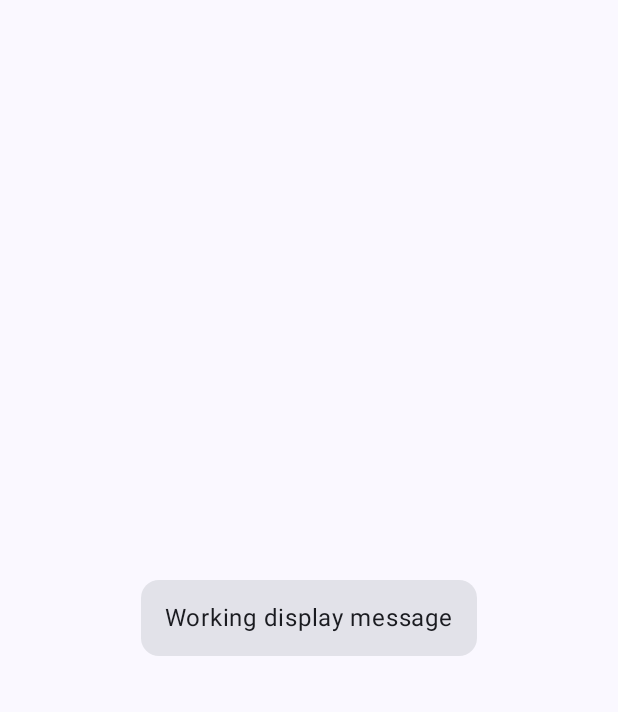
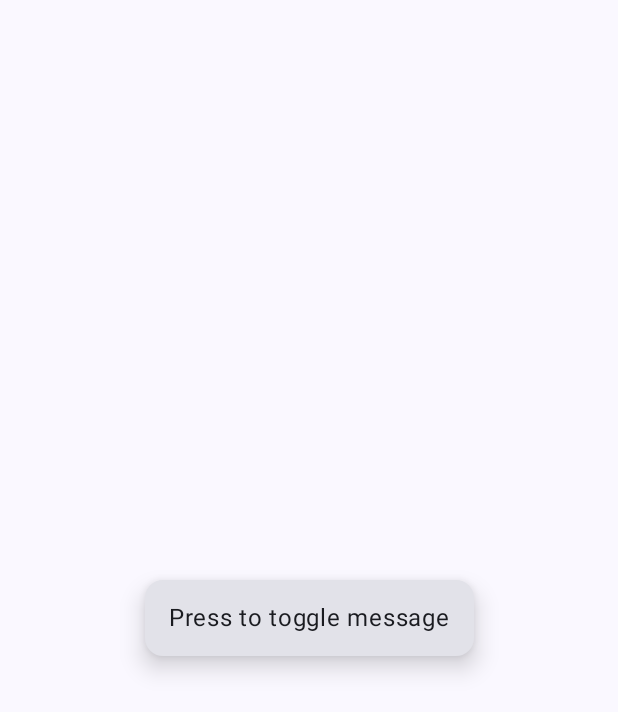
Before and after one commit to Alam646/501-Indiv-Assignment-2-Q2, an Android app built with Jetpack Compose: the screen it shows after launch (MainActivity), on a phone screen of 412 x 824 dp. Shown: the top 712 px of the screen. Run offline under Robolectric (Android 15) with nearby library versions, the phone set to English and light mode, and no system bars.

Commit message:
added implementation fo toggle message, finishing implementation of the toggle card function

```diff
--- a/app/src/main/java/com/example/indivassignment2q2/MainActivity.kt
+++ b/app/src/main/java/com/example/indivassignment2q2/MainActivity.kt
@@ -4,23 +4,26 @@ import android.os.Bundle
 import androidx.activity.ComponentActivity
 import androidx.activity.compose.setContent
 import androidx.activity.enableEdgeToEdge
-import androidx.compose.foundation.layout.Arrangement // <-- Add this line
+import androidx.compose.foundation.clickable
+import androidx.compose.foundation.layout.Arrangement
 import androidx.compose.foundation.layout.Column
 import androidx.compose.foundation.layout.fillMaxSize
 import androidx.compose.foundation.layout.padding
 import androidx.compose.material3.Card
+import androidx.compose.material3.CardDefaults
 import androidx.compose.material3.MaterialTheme
 import androidx.compose.material3.Scaffold
 import androidx.compose.material3.Text
 import androidx.compose.runtime.Composable
+import androidx.compose.runtime.getValue
+import androidx.compose.runtime.mutableStateOf
+import androidx.compose.runtime.saveable.rememberSaveable
+import androidx.compose.runtime.setValue
 import androidx.compose.ui.Alignment
 import androidx.compose.ui.Modifier
 import androidx.compose.ui.tooling.preview.Preview
 import androidx.compose.ui.unit.dp
 import com.example.indivassignment2q2.ui.theme.IndivAssignment2Q2Theme
-
-
-
 
 class MainActivity : ComponentActivity() {
     override fun onCreate(savedInstanceState: Bundle?) {
@@ -37,7 +40,8 @@ class MainActivity : ComponentActivity() {
                         horizontalAlignment = Alignment.CenterHorizontally
                     ) {
                         ToggleCard(
-                            initialMessage = "Working display message",
+                            initialMessage = "Press to toggle message", // initial message
+                            toggledMessage = "Message was toggled", // Added toggled message
                             modifier = Modifier.padding(16.dp)
                         )
                     }
@@ -50,17 +54,31 @@ class MainActivity : ComponentActivity() {
 @Composable
 fun ToggleCard(
     initialMessage: String,
-    modifier: Modifier = Modifier // Allow passing modifiers from the caller
+    toggledMessage: String, // New parameter for the toggled message
+    modifier: Modifier = Modifier
 ) {
+    // Remembers if the card is flipped (toggled) or not.
+    // 'rememberSaveable' keeps this state even if the screen rotates or the app temporarily closes.
+    // Starts as 'false' (not toggled).
+    var isToggled by rememberSaveable { mutableStateOf(false) }
+
+    // if statement to determine which message to display based on the toggle state
+    val currentMessage = if (isToggled) toggledMessage else initialMessage
+
     Card(
         modifier = modifier
+            .clickable {
+                // When the card is clicked, toggle the state.
+                isToggled = !isToggled
+            },
+        elevation = CardDefaults.cardElevation(defaultElevation = 10.dp) //elevation for visual feedback
     ) {
         Column(
             modifier = Modifier.padding(16.dp),
-            horizontalAlignment = Alignment.CenterHorizontally // Center text
+            horizontalAlignment = Alignment.CenterHorizontally
         ) {
             Text(
-                text = initialMessage,
+                text = currentMessage, // Display the current message based on state
                 style = MaterialTheme.typography.bodyLarge
             )
         }
@@ -69,8 +87,11 @@ fun ToggleCard(
 
 @Preview(showBackground = true)
 @Composable
-fun ToggleCardPreviewStep1() {
+fun ToggleCardPreviewStep2() {
     IndivAssignment2Q2Theme {
-        ToggleCard(initialMessage = "Working display message")
+        ToggleCard(
+            initialMessage = "Tap to see a fun fact!",
+            toggledMessage = "Compose is declarative!" // Example toggled message for preview
+        )
     }
 }
```
